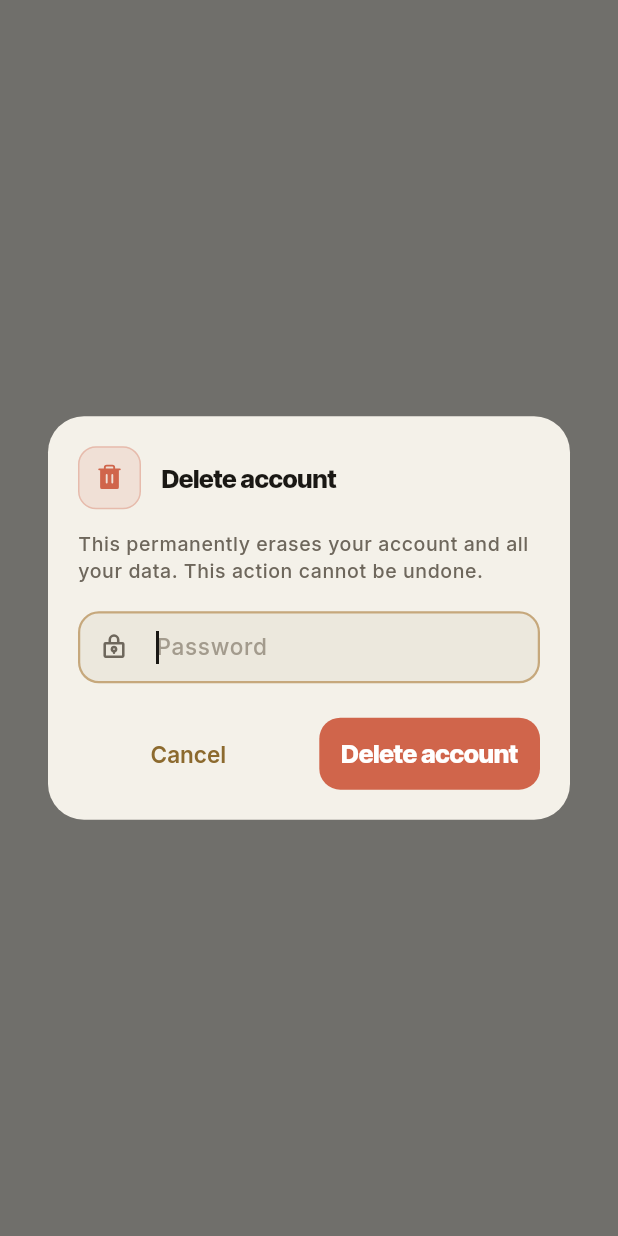
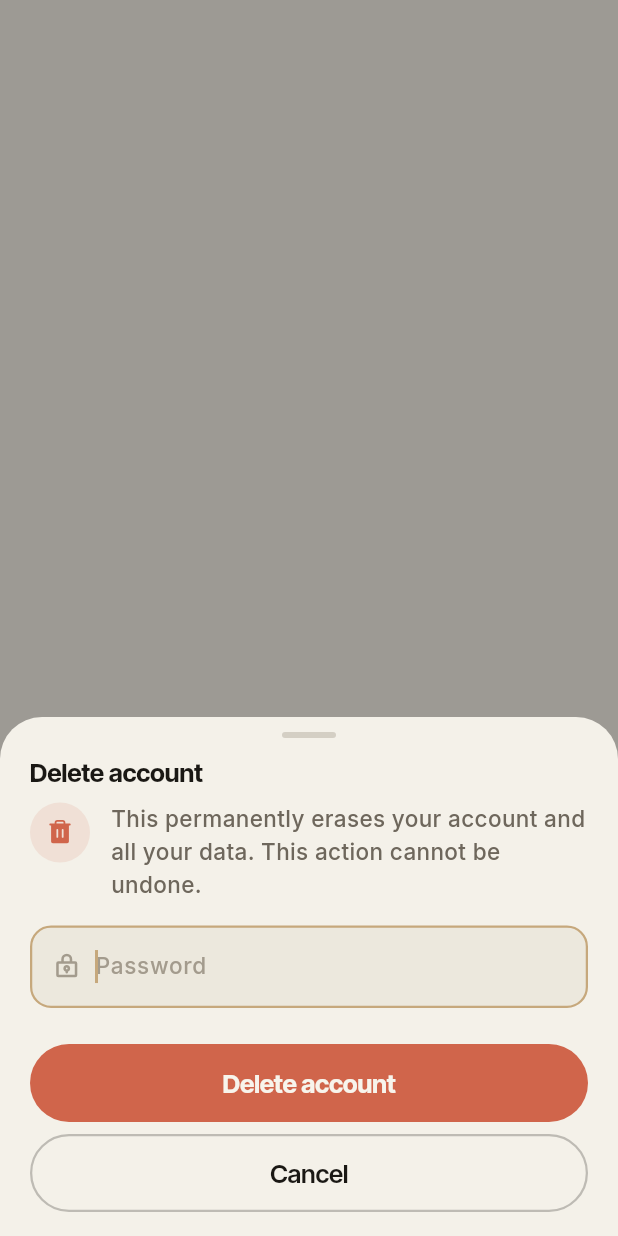
Before and after one commit to dsouli00/valence, a Flutter app: what showDeleteAccountFlow() shows on an empty page, opened directly, on a phone screen of 412 x 824 dp. Run offline on Flutter 3.47's test engine with Material 3 defaults, Android fonts, the phone set to English and light mode, and no system bars; our stand-ins replace camera, cloud_firestore, firebase_ai, firebase_auth, firebase_core, firebase_messaging and 12 more; missing offline and left inert: firebase_app_check, purchases_flutter; accounts and stored records are empty.

Commit message:
feat(design): Phase 6 sweep — language picker + delete account (§5.17/§5.18)
- language picker -> VSheet + grouped quiet rows, gold check as the
  only selected signal (tinted option-card chrome retired)
- delete account -> destructive VSheet: alert tint circle + warning,
  VField password (error ring, autofocus, lock prefix), solid
  destructive + secondary cancel pills, non-dismissible; mediumImpact
  on submit, heavyImpact on rejected password
- VField gains autofocus param
- §5.19 verified: zero SnackBar/ScaffoldMessenger left in lib/; only
  sanctioned blocking spinners remain as dialogs
- design.md: §7 Phase 6 ticks

Co-Authored-By: Claude Opus 4.8 <noreply@anthropic.com>

```diff
--- a/lib/pages/shared/delete_account.dart
+++ b/lib/pages/shared/delete_account.dart
@@ -1,22 +1,23 @@
 import 'package:flutter/material.dart';
+import 'package:flutter/services.dart';
 import 'package:phosphor_flutter/phosphor_flutter.dart';
 import 'package:provider/provider.dart';
 import 'package:valence/l10n/l10n_ext.dart';
 import 'package:valence/l10n/auth_error_l10n.dart';
 import 'package:valence/pages/auth/get_started.dart';
 import 'package:valence/providers/auth_provider.dart';
-import 'package:valence/theme/app_theme.dart';
+import 'package:valence/ui/ui.dart';
 
-/// Shared "delete my own account" flow used by both coach and client settings.
-///
-/// Shows a single destructive dialog that explains permanence AND collects the
-/// password (Firebase requires a recent login to delete). On success it signs
-/// the user out and returns them to the get-started screen.
+/// Shared "delete my own account" flow used by both coach and client settings
+/// — a destructive VSheet (design.md §5.18) that explains permanence AND
+/// collects the password (Firebase requires a recent login to delete). On
+/// success it signs the user out and returns them to the get-started screen.
 Future<void> showDeleteAccountFlow(BuildContext context) async {
-  final deleted = await showDialog<bool>(
+  final deleted = await showVSheet<bool>(
     context: context,
-    barrierDismissible: false,
-    builder: (_) => const _DeleteAccountDialog(),
+    isDismissible: false,
+    enableDrag: false,
+    builder: (_) => const _DeleteAccountSheet(),
   );
   if (deleted == true && context.mounted) {
     Navigator.of(context, rootNavigator: true).pushAndRemoveUntil(
@@ -26,14 +27,14 @@ Future<void> showDeleteAccountFlow(BuildContext context) async {
   }
 }
 
-class _DeleteAccountDialog extends StatefulWidget {
-  const _DeleteAccountDialog();
+class _DeleteAccountSheet extends StatefulWidget {
+  const _DeleteAccountSheet();
 
   @override
-  State<_DeleteAccountDialog> createState() => _DeleteAccountDialogState();
+  State<_DeleteAccountSheet> createState() => _DeleteAccountSheetState();
 }
 
-class _DeleteAccountDialogState extends State<_DeleteAccountDialog> {
+class _DeleteAccountSheetState extends State<_DeleteAccountSheet> {
   final _controller = TextEditingController();
   bool _loading = false;
   String? _error;
@@ -50,6 +51,7 @@ class _DeleteAccountDialogState extends State<_DeleteAccountDialog> {
       setState(() => _error = context.l10n.deleteAccountConfirmPassword);
       return;
     }
+    HapticFeedback.mediumImpact();
     setState(() {
       _loading = true;
       _error = null;
@@ -59,6 +61,7 @@ class _DeleteAccountDialogState extends State<_DeleteAccountDialog> {
     if (result.success) {
       Navigator.pop(context, true);
     } else {
+      HapticFeedback.heavyImpact();
       setState(() {
         _loading = false;
         _error = result.localizedMessage(context.l10n);
@@ -68,111 +71,66 @@ class _DeleteAccountDialogState extends State<_DeleteAccountDialog> {
 
   @override
   Widget build(BuildContext context) {
-    final theme = Theme.of(context);
-    final cs = theme.colorScheme;
-    final textTheme = theme.textTheme;
+    final t = context.tokens;
     final l10n = context.l10n;
-    const danger = AppColors.statusRed;
 
-    return Dialog(
-      backgroundColor: cs.surface,
-      insetPadding: const EdgeInsets.symmetric(horizontal: 32, vertical: 24),
-      shape: RoundedRectangleBorder(borderRadius: BorderRadius.circular(24)),
-      child: Padding(
-        padding: const EdgeInsets.all(20),
+    return VSheet(
+      title: l10n.deleteAccount,
+      pinnedAction: Column(
+        mainAxisSize: MainAxisSize.min,
+        children: [
+          VPillButton.destructive(
+            label: l10n.deleteAccount,
+            solid: true,
+            loading: _loading,
+            onPressed: _loading ? null : _delete,
+          ),
+          const SizedBox(height: 8),
+          VPillButton.secondary(
+            label: l10n.cancel,
+            onPressed: _loading ? null : () => Navigator.pop(context, false),
+          ),
+        ],
+      ),
       child: Column(
         mainAxisSize: MainAxisSize.min,
         crossAxisAlignment: CrossAxisAlignment.start,
         children: [
           Row(
+            crossAxisAlignment: CrossAxisAlignment.start,
             children: [
               Container(
-                  width: 42,
-                  height: 42,
+                width: 40,
+                height: 40,
                 decoration: BoxDecoration(
-                    color: danger.withValues(alpha: 0.12),
-                    borderRadius: BorderRadius.circular(12),
-                    border: Border.all(color: danger.withValues(alpha: 0.3)),
+                  color: t.tintFill(t.alert),
+                  shape: BoxShape.circle,
                 ),
-                  child: const Icon(PhosphorIconsFill.trash, color: danger, size: 20),
+                child: Icon(PhosphorIconsFill.trash, size: 19, color: t.alert),
               ),
-                SizedBox(width: AppSpacing.p12),
+              const SizedBox(width: 14),
               Expanded(
                 child: Text(
-                    l10n.deleteAccount,
-                    style: textTheme.titleMedium?.copyWith(
-                      fontWeight: FontWeight.w800,
-                      letterSpacing: -0.3,
-                    ),
+                  l10n.deleteAccountWarning,
+                  style: VType.body.copyWith(color: t.inkSecondary),
                 ),
               ),
             ],
           ),
-            SizedBox(height: AppSpacing.p12),
-            Text(
-              l10n.deleteAccountWarning,
-              style: textTheme.bodySmall?.copyWith(color: cs.onSurfaceVariant, height: 1.4),
-            ),
-            SizedBox(height: AppSpacing.p16),
-            TextField(
+          const SizedBox(height: 16),
+          VField(
             controller: _controller,
+            hint: l10n.password,
             obscureText: true,
             enabled: !_loading,
             autofocus: true,
+            errorText: _error,
             textInputAction: TextInputAction.done,
+            prefix: Icon(PhosphorIconsBold.lockKey, size: 18, color: t.inkTertiary),
             onSubmitted: (_) => _loading ? null : _delete(),
-              decoration: InputDecoration(
-                hintText: l10n.password,
-                prefixIcon: const Icon(PhosphorIconsBold.lockKey, size: 18),
           ),
-            ),
-            if (_error != null) ...[
-              SizedBox(height: AppSpacing.p8),
-              Text(
-                _error!,
-                style: textTheme.labelSmall?.copyWith(color: danger, fontWeight: FontWeight.w600),
-              ),
+          const SizedBox(height: 8),
         ],
-            SizedBox(height: AppSpacing.p20),
-            Row(
-              children: [
-                Expanded(
-                  child: TextButton(
-                    onPressed: _loading ? null : () => Navigator.pop(context, false),
-                    child: Text(l10n.cancel),
-                  ),
-                ),
-                SizedBox(width: AppSpacing.p12),
-                Expanded(
-                  child: GestureDetector(
-                    onTap: _loading ? null : _delete,
-                    child: Container(
-                      height: 48,
-                      alignment: Alignment.center,
-                      decoration: BoxDecoration(
-                        color: danger.withValues(alpha: _loading ? 0.5 : 1),
-                        borderRadius: BorderRadius.circular(14),
-                      ),
-                      child: _loading
-                          ? const SizedBox(
-                              width: 20,
-                              height: 20,
-                              child: CircularProgressIndicator(strokeWidth: 2.2, color: Colors.white),
-                            )
-                          : Text(
-                              l10n.deleteAccount,
-                              style: textTheme.titleSmall?.copyWith(
-                                color: Colors.white,
-                                fontWeight: FontWeight.w800,
-                              ),
-                            ),
-                    ),
-                  ),
-                ),
-              ],
-            ),
-          ],
-        ),
       ),
     );
   }
--- a/lib/ui/v_field.dart
+++ b/lib/ui/v_field.dart
@@ -30,6 +30,7 @@ class VField extends StatefulWidget {
     this.onSubmitted,
     this.focusNode,
     this.inputFormatters,
+    this.autofocus = false,
   });
 
   final TextEditingController controller;
@@ -49,6 +50,7 @@ class VField extends StatefulWidget {
   final ValueChanged<String>? onSubmitted;
   final FocusNode? focusNode;
   final List<TextInputFormatter>? inputFormatters;
+  final bool autofocus;
 
   @override
   State<VField> createState() => _VFieldState();
@@ -115,6 +117,7 @@ class _VFieldState extends State<VField> {
                 child: TextField(
                   controller: widget.controller,
                   focusNode: _focus,
+                  autofocus: widget.autofocus,
                   enabled: widget.enabled,
                   obscureText: widget.obscureText,
                   keyboardType: widget.keyboardType,
```
Also changed, not shown: lib/pages/shared/language_picker.dart (+36 -79 lines), 1 other file. Lines whose indentation alone changed are shown as unchanged.
